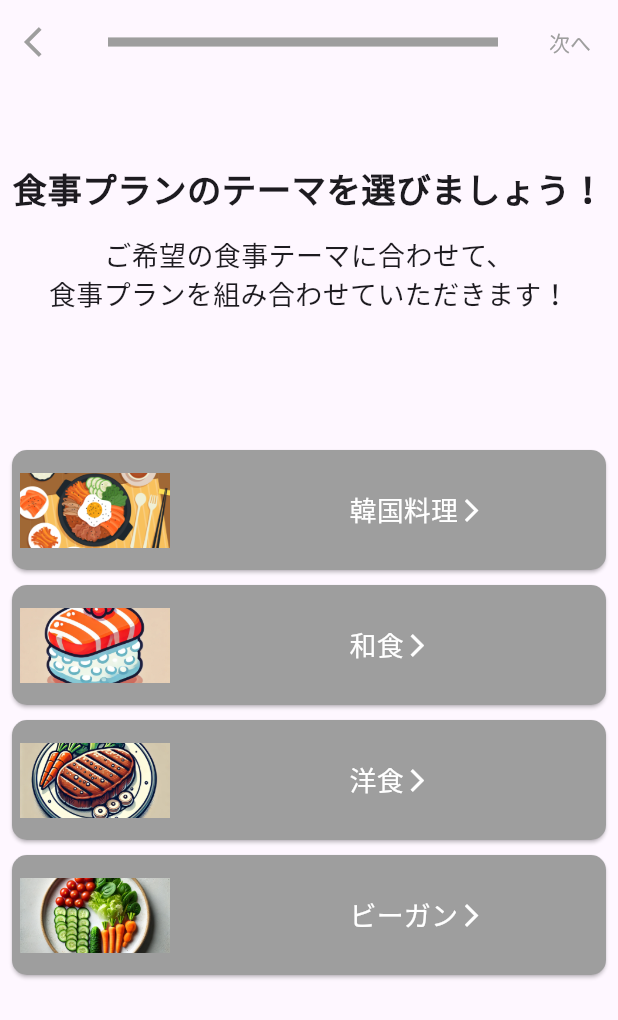
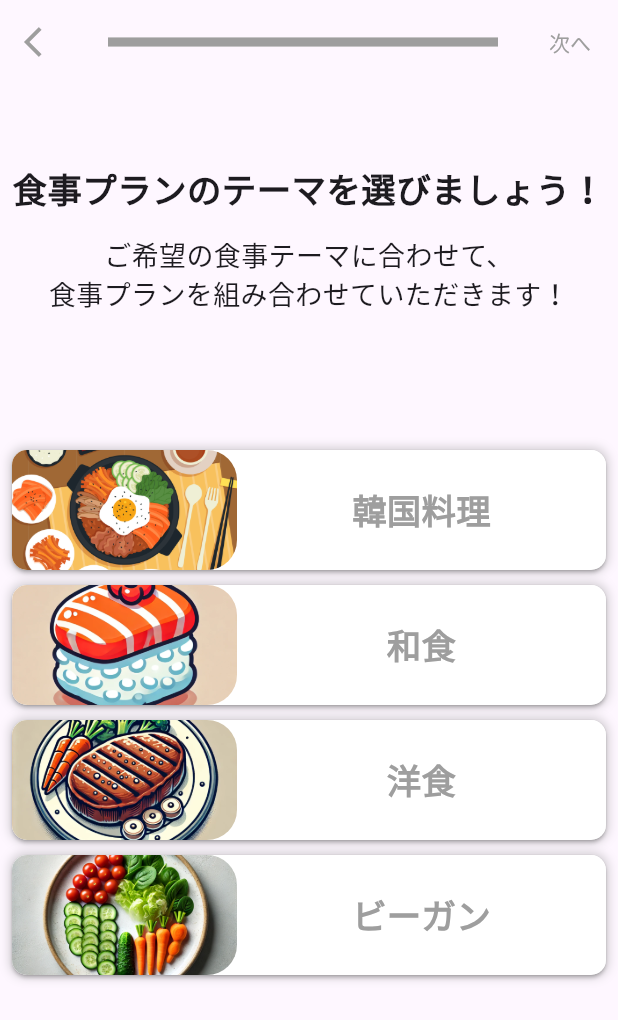
Before and after one commit to rlgur3470/okarada, a Flutter app: the FoodRecommendationScreen screen opened by its route, on a phone screen of 412 x 824 dp. Shown: the top 1020 px of the screen. Run offline on Flutter 3.47's test engine with Material 3 defaults, Android fonts, the phone set to English and light mode, and no system bars; our stand-ins replace numberpicker, table_calendar; missing offline and left inert: animated_weight_picker; accounts and stored records are empty; statements that could not run were skipped.

Commit message:
1. 식단 구성 선택 화면 디자인 2차 변경

```diff
--- a/lib/recommendation_ai/food_recommendation_screen.dart
+++ b/lib/recommendation_ai/food_recommendation_screen.dart
@@ -480,25 +480,19 @@
                     '韓国料理',
                     'asset/image/korean_food.jpg',
                   ),
-                  SizedBox(
-                    height: 10
-                  ),
+                  SizedBox(height: 10),
                   _buildCuisineButton(
                     context,
                     '和食',
                     'asset/image/japanese_food.jpg',
                   ),
-                  SizedBox(
-                      height: 10
-                  ),
+                  SizedBox(height: 10),
                   _buildCuisineButton(
                     context,
                     '洋食',
                     'asset/image/western_food.jpg',
                   ),
-                  SizedBox(
-                      height: 10
-                  ),
+                  SizedBox(height: 10),
                   _buildCuisineButton(
                     context,
                     'ビーガン',
@@ -506,7 +500,9 @@
                   ),
                 ],
               ),
-              SizedBox(height: 30,)
+              SizedBox(
+                height: 30,
+              )
             ],
           ),
         ),
@@ -514,10 +510,11 @@
     );
   }
 
-  AppBar _BuildAppBar(){
+  AppBar _BuildAppBar() {
     return AppBar(
       leading: IconButton(
-        icon: Icon(Icons.arrow_back_ios,
+        icon: Icon(
+          Icons.arrow_back_ios,
           color: userGenderColor,
         ),
         onPressed: () {
@@ -541,7 +538,19 @@
 
   Widget _buildCuisineButton(
       BuildContext context, String cuisine, String imagePath) {
-    return ElevatedButton(
+    return Container(
+      decoration: BoxDecoration(
+        borderRadius: BorderRadius.circular(10),
+        color: Colors.white,
+        boxShadow: [
+          BoxShadow(
+            color: Colors.grey.withOpacity(0.5),
+            spreadRadius: 1,
+            blurRadius: 5,
+          ),
+        ],
+      ),
+      child: ElevatedButton(
         onPressed: () {
           setState(() {
             selectedCuisine = cuisine;
@@ -580,28 +589,41 @@
         },
         style: ElevatedButton.styleFrom(
           foregroundColor: Colors.white,
-        backgroundColor: userGenderColor,
-        padding: EdgeInsets.symmetric(vertical: 15, horizontal: 5),
+          backgroundColor: Colors.white,
+          padding: EdgeInsets.symmetric(horizontal: 0),
           shape: RoundedRectangleBorder(
             borderRadius: BorderRadius.circular(10),
           ),
         ),
         child: Row(
           children: [
-          Image.asset(
+            ClipRRect(
+              borderRadius: BorderRadius.only(
+                topLeft: Radius.circular(10),
+                bottomLeft: Radius.circular(10),
+                bottomRight: Radius.circular(20),
+                topRight: Radius.circular(20)
+              ),
+              child: Image.asset(
                 imagePath,
                 fit: BoxFit.cover,
-            height: 50,
-            width: 100,
+                height: 80,
+                width: 150,
               ),
-          const SizedBox(width: 120),
-          Text(
+            ),
+            Expanded(
+              child: Text(
                 cuisine,
-            style: const TextStyle(fontSize: 18),
+                style: TextStyle(
+                  fontSize: 23,
+                  fontWeight: FontWeight.w600,
+                  color: userGenderColor
+                ),
                 textAlign: TextAlign.center,
               ),
-          const Icon(Icons.arrow_forward_ios),
+            ),
           ],
+        ),
       ),
     );
   }
--- a/lib/recommendation_ai/meal_screen.dart
+++ b/lib/recommendation_ai/meal_screen.dart
@@ -31,7 +31,6 @@
           Image.asset(
             imagePath,
             fit: BoxFit.fill,
-
           ),
           Column(
             mainAxisAlignment: MainAxisAlignment.center,
```
Lines whose indentation alone changed are shown as unchanged.
